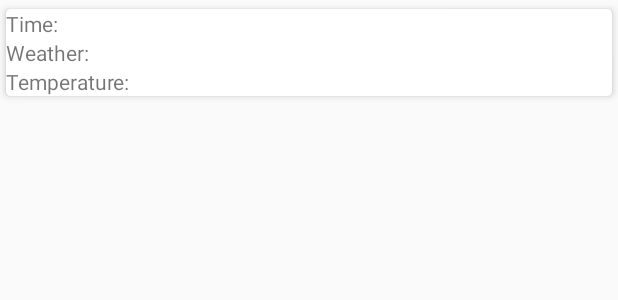
After one commit to harrythomas1998/FYP, an Android app: the layout recycler_item1.xml on its own in the app's theme, with its tools: preview values and no code run, on a phone screen of 412 x 824 dp. The commit adds this screen. Shown: the top 300 px of the screen. Run offline under Robolectric (Android 15) with nearby library versions, the phone set to English and light mode, and no system bars.

Commit message:
22/1/2020

```diff
--- a/app/src/main/java/com/example/fyp/SoilActivity.java
+++ b/app/src/main/java/com/example/fyp/SoilActivity.java
@@ -42,6 +42,7 @@ public class SoilActivity extends AppCompatActivity {
         ArrayAdapter<String> soilAdapter = new ArrayAdapter<>(this, android.R.layout.simple_spinner_item, soils);
         soilAdapter.setDropDownViewResource(android.R.layout.simple_spinner_dropdown_item);
         spin1.setAdapter(soilAdapter);
+
 
         spin1.setOnItemSelectedListener(new AdapterView.OnItemSelectedListener() {
             @Override
--- /dev/null
+++ b/app/src/main/res/layout/recycler_item1.xml
@@ -0,0 +1,77 @@
+<?xml version="1.0" encoding="utf-8"?>
+<androidx.cardview.widget.CardView xmlns:android="http://schemas.android.com/apk/res/android"
+    xmlns:app="http://schemas.android.com/apk/res-auto"
+    android:orientation="vertical"
+    android:layout_width="match_parent"
+    android:layout_height="wrap_content"
+    app:cardCornerRadius="3dp"
+    app:cardElevation="3dp"
+    app:cardUseCompatPadding="true">
+
+    <LinearLayout
+        android:layout_width="match_parent"
+        android:layout_height="wrap_content"
+        android:orientation="horizontal">
+
+
+        <LinearLayout
+            android:layout_width="match_parent"
+            android:layout_height="wrap_content"
+            android:orientation="vertical"
+            android:layout_weight="2">
+
+            <TextView
+                android:id="@+id/time_text"
+                android:layout_width="match_parent"
+                android:layout_height="wrap_content"
+                android:text="Time: "
+                android:textSize="14dp"/>
+
+            <TextView
+                android:id="@+id/weather_text"
+                android:layout_width="match_parent"
+                android:layout_height="wrap_content"
+                android:text="Weather: "
+                android:textSize="14dp"/>
+
+            <TextView
+                android:id="@+id/degrees_text"
+                android:layout_width="match_parent"
+                android:layout_height="wrap_content"
+                android:text="Temperature: "
+                android:textSize="14dp"/>
+
+        </LinearLayout>
+
+        <LinearLayout
+            android:layout_width="match_parent"
+            android:layout_height="wrap_content"
+            android:orientation="vertical"
+            android:layout_weight="1">
+
+            <TextView
+                android:id="@+id/time"
+                android:layout_width="match_parent"
+                android:layout_height="wrap_content"
+                android:textSize="14dp"/>
+
+            <TextView
+                android:id="@+id/weather"
+                android:layout_width="match_parent"
+                android:layout_height="wrap_content"
+                android:textSize="14dp"/>
+
+            <TextView
+                android:id="@+id/degrees"
+                android:layout_width="match_parent"
+                android:layout_height="wrap_content"
+                android:textSize="14dp"/>
+
+        </LinearLayout>
+
+
+
+
+    </LinearLayout>
+
+</androidx.cardview.widget.CardView>
```
Also changed, not shown: app/src/main/java/com/example/fyp/Adapters/MyAdapter.java (added, +49 -0 lines), app/src/main/java/com/example/fyp/Adapters/MyHolder.java (added, +30 -0 lines), app/src/main/java/com/example/fyp/Adapters/WeatherAdapter.java (deleted, +0 -97 lines), app/src/main/java/com/example/fyp/Fragments/WeatherFragment.java (deleted, +0 -89 lines), app/src/main/java/com/example/fyp/MaintenancePlanner.java (+27 -22 lines), app/src/main/java/com/example/fyp/WeatherParser.java (+119 -69 lines), app/src/main/res/layout/activity_maintenance_planner.xml (+2 -14 lines), app/src/main/res/layout/activity_soil.xml (+26 -1 lines).
